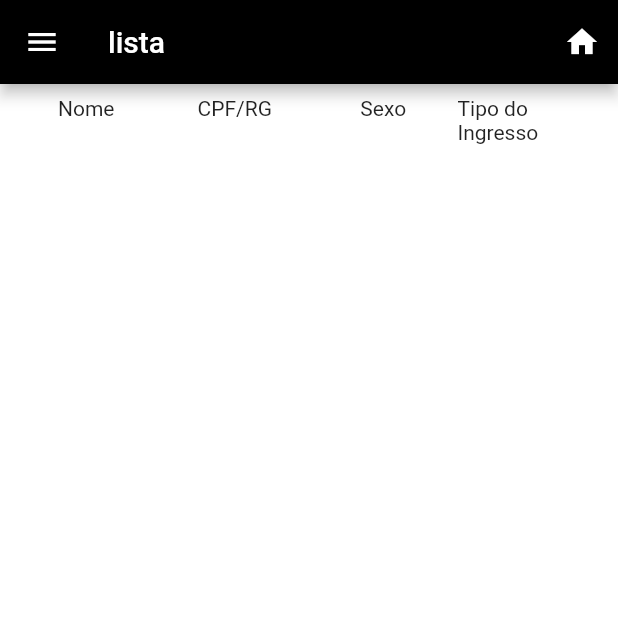
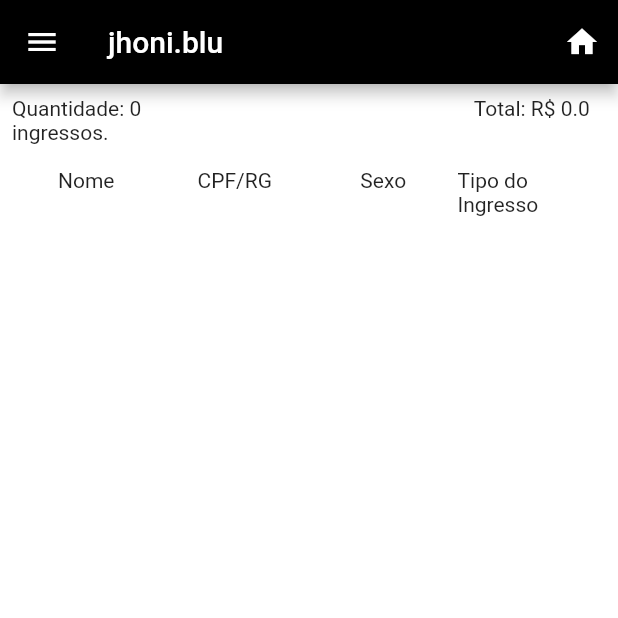
Before and after one commit to ThiDevs/The-Beat-Party-Org, a Flutter app: the VerLista screen opened directly, after a tap on "jhoni.blu", on a phone screen of 412 x 824 dp, the top half of it. Run offline on Flutter 3.47's test engine with Material 2 defaults, Android fonts, the light colour scheme and no system bars; our stand-ins replace cloud_firestore, firebase_core, google_fonts, shared_preferences, video_player; missing offline and left inert: firebase_admob, flutter_lottie; accounts and stored records are empty.

Commit message:
Ajuste bugs e anuncios

```diff
--- a/lib/Routes.dart
+++ b/lib/Routes.dart
@@ -9,7 +9,7 @@ import 'Screens/Funcionalidades/Lista.dart';
 class Routes {
   Routes() {
     runApp(new MaterialApp(
-      title: "Dribbble Animation App",
+      title: "The Beat Party Org",
       debugShowCheckedModeBanner: false,
       home: new LoginScreen(),
       onGenerateRoute: (RouteSettings settings) {
--- a/lib/Screens/Funcionalidades/Lista.dart
+++ b/lib/Screens/Funcionalidades/Lista.dart
@@ -3,8 +3,10 @@ import 'package:tbp_app/Class/Person.dart';
 import 'package:tbp_app/Screens/Home/index.dart';
 import 'package:tbp_app/Screens/Login/index.dart';
 
+import 'VerLista.dart';
+
 class Lista extends StatefulWidget {
-  var args = new List<TableRow>();
+  final ListaInfo args;
 
   Lista({Key key, @required this.args}) : super(key: key);
 
@@ -14,7 +16,6 @@ class Lista extends StatefulWidget {
 
 class _ListaState extends State<Lista> {
   var _scaffoldkey = GlobalKey<ScaffoldState>();
-  List<Person> persons = new List<Person>();
 
   @override
   Widget build(BuildContext context) {
@@ -30,7 +31,7 @@ class _ListaState extends State<Lista> {
             backgroundColor: Colors.white,
             appBar: AppBar(
               backgroundColor: Colors.black,
-              title: const Text("lista"),
+              title: Text("${widget.args.login}"),
               actions: <Widget>[
                 IconButton(
                   icon: Icon(Icons.home),
@@ -55,6 +56,26 @@ class _ListaState extends State<Lista> {
                         style: BorderStyle.none),
                     children: [
                       TableRow(children: [
+                        TableCell(
+                            child: Center(
+                                child: Text(
+                                    'Quantidade: ${widget.args.Length} ingressos.'))),
+                        TableCell(child: Center(child: Text(''))),
+                        TableCell(child: Center(child: Text(''))),
+                        TableCell(
+                            child: Center(
+                                child: Text(
+                                    'Total: R\$ ${widget.args.PrecoTotal}'))),
+                      ]),
+                      TableRow(children: [
+                        TableCell(child: Center(child: Text(''))),
+                        TableCell(
+                          child: Center(child: Text('')),
+                        ),
+                        TableCell(child: Center(child: Text(''))),
+                        TableCell(child: Center(child: Text(''))),
+                      ]),
+                      TableRow(children: [
                         TableCell(child: Center(child: Text('Nome'))),
                         TableCell(
                           child: Center(child: Text('CPF/RG')),
@@ -71,7 +92,7 @@ class _ListaState extends State<Lista> {
                         TableCell(child: Center(child: Text(''))),
                         TableCell(child: Center(child: Text(''))),
                       ]),
-                      for (var item in widget.args) item
+                      for (var item in widget.args.lista) item
                     ])))
       ],
     );
--- a/lib/Screens/Funcionalidades/VerLista.dart
+++ b/lib/Screens/Funcionalidades/VerLista.dart
@@ -24,10 +24,6 @@ class _VerListaState extends State<VerLista> {
     firestore = FirebaseFirestore.instance;
     final prefs = await SharedPreferences.getInstance();
     final login = prefs.getString('login') ?? "";
-    // var admins = ['jhoni.blu', 'gabe.red', 'jubsricardo', 'a'];
-    // if (!admins.contains(login)) {
-    //   _CardDash(null, null, "Lista", login)._goLista(context);
-    // }
   }
 
   List<StaggeredTile> _staggeredTiles = const <StaggeredTile>[
@@ -95,6 +91,14 @@ class _VerListaState extends State<VerLista> {
   }
 }
 
+class ListaInfo {
+  ListaInfo(this.PrecoTotal, this.Length, this.lista, this.login);
+  final double PrecoTotal;
+  final int Length;
+  final List<TableRow> lista;
+  final String login;
+}
+
 class _CardDash extends StatelessWidget {
   const _CardDash(this.backgroundColor, this.iconData, this.title, this._login);
 
@@ -109,21 +113,35 @@ class _CardDash extends StatelessWidget {
     FirebaseFirestore firestore;
     await Firebase.initializeApp();
     firestore = FirebaseFirestore.instance;
-    firestore
+    Query col;
+    if (_login.contains("Todos"))
+      col = firestore.collection("User").orderBy("Nome");
+    else
+      col = firestore
           .collection("User")
           .where('Login', isEqualTo: _login.toLowerCase())
-        .get()
-        .then((QuerySnapshot querySnapshot) => {
+          .orderBy("Nome");
+
+    var preco = 0.00;
+    var count = 0;
+    col.get().then((QuerySnapshot querySnapshot) => {
           querySnapshot.docs.forEach((doc) {
+            preco += doc['TipoIngresso'] == 3
+                ? 15
+                : (doc['TipoIngresso'] == 2 ? 30 : 20);
+            count += 1;
             lista.add(TableRow(children: [
               TableCell(child: Center(child: Text(doc['Nome']))),
               TableCell(
-                    child: Center(child: Text(doc['Cpf'])),
+                child: Center(
+                    child: Text(doc['Cpf'].toString().length > 10
+                        ? '${doc['Cpf'].toString().substring(0, 3)}.${doc['Cpf'].substring(3, 6)}.${doc['Cpf'].substring(6, 9)}-${doc['Cpf'].substring(9, 11)}'
+                        : doc['Cpf'])),
               ),
               TableCell(
                   child: Center(
-                          child: Text(
-                              doc['Sexo'] == 1 ? "Feminino" : "Masculino"))),
+                      child:
+                          Text(doc['Sexo'] == 1 ? "Feminino" : "Masculino"))),
               TableCell(
                   child: Center(
                       child: Text((doc['TipoIngresso'] == 3
@@ -133,7 +151,8 @@ class _CardDash extends StatelessWidget {
                               : "Pré-Venda"))))),
             ]));
           }),
-              Navigator.pushNamed(context, "/" + this.title, arguments: lista)
+          Navigator.pushNamed(context, "/" + this.title,
+              arguments: new ListaInfo(preco, count, lista, _login)),
         });
   }
 
--- a/lib/main.dart
+++ b/lib/main.dart
@@ -2,6 +2,7 @@ import 'package:flutter/material.dart';
 import 'package:tbp_app/Routes.dart';
 
 import 'Screens/Login/index.dart';
+import 'package:firebase_admob/firebase_admob.dart';
 
 void main() {
   new Routes();
```
Also changed, not shown: lib/Screens/Login/index.dart (+31 -0 lines), pubspec.yaml (+13 -5 lines), assets/icons/iconetbp.png (added), pubspec.lock, 13 other files. Lines whose indentation alone changed are shown as unchanged.
